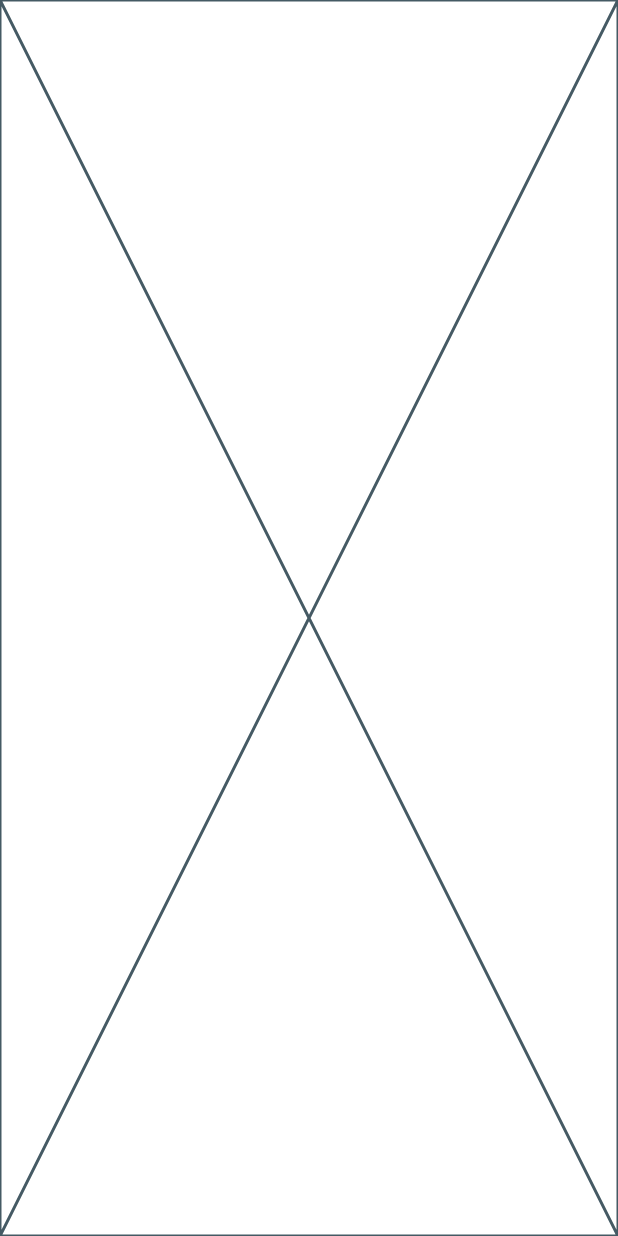
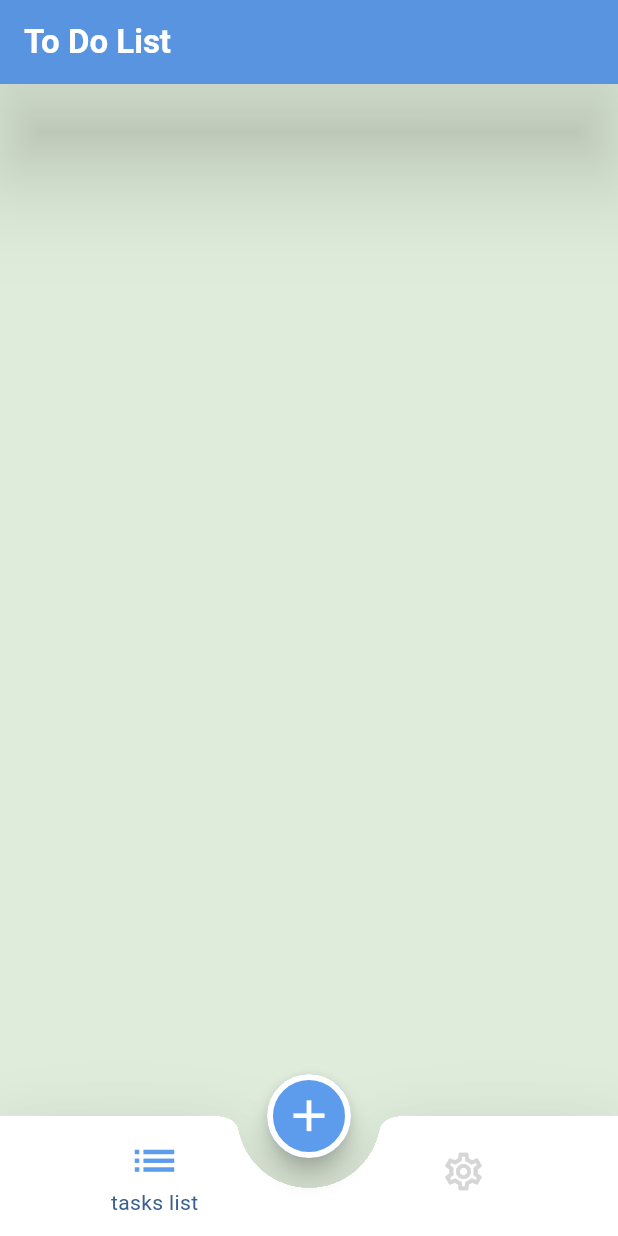
Before and after one commit to omar-diab-3rd/todo_socond, a Flutter app: the screen it shows after launch, on a phone screen of 412 x 824 dp. Run offline on Flutter 3.47's test engine with Material 3 defaults, Android fonts, the phone set to English and light mode, and no system bars.

Commit message:
bottom navigation bar & floating action bar ui done

```diff
--- a/lib/main.dart
+++ b/lib/main.dart
@@ -1,10 +1,12 @@
  import 'package:flutter/material.dart';
+import 'package:todo_socond/common/app_theme.dart';
 import 'package:todo_socond/screens/splash_screen.dart';
 
 void main()
  {
-  runApp( const MaterialApp(
+  runApp(  MaterialApp(
     debugShowCheckedModeBanner: false,
-    home: SplashScreen(),
+    home: const SplashScreen(),
+    theme: AppTheme.lightTheme,
   ));
  }
--- a/lib/screens/home_screen.dart
+++ b/lib/screens/home_screen.dart
@@ -1,10 +1,59 @@
 import 'package:flutter/material.dart';
+import 'package:todo_socond/taps/settings/settings_tap.dart';
+import 'package:todo_socond/taps/tasks/tasks_tap.dart';
 
-class HomeScreen extends StatelessWidget {
+class HomeScreen extends StatefulWidget {
   const HomeScreen({super.key});
 
   @override
+  State<HomeScreen> createState() => _HomeScreenState();
+}
+
+class _HomeScreenState extends State<HomeScreen> {
+  List<Widget> tapsList = [
+     const TasksTap() ,
+     const SettingsTap()];
+     int currentTapIndex = 0 ;
+  @override
   Widget build(BuildContext context) {
-    return const Placeholder();
+    return  Scaffold(
+      appBar: AppBar(
+        title:  Text("To Do List",
+         style: Theme.of(context).textTheme.titleLarge,) ,
+      ),
+      bottomNavigationBar: BottomAppBar(
+        shape:const  CircularNotchedRectangle(),
+        notchMargin: 20,
+        padding: const EdgeInsets.all(0),
+        clipBehavior: Clip.hardEdge,
+        elevation: 30,
+        shadowColor: Colors.black,
+        child: BottomNavigationBar(
+          onTap: (value) {
+            currentTapIndex = value ;
+            setState(() {
+
+            });
+          },
+          currentIndex: currentTapIndex,
+        items:const  [
+          BottomNavigationBarItem(
+            icon: Icon(Icons.list),
+            label: "tasks list") ,
+
+            BottomNavigationBarItem(
+            icon: Icon(Icons.settings_outlined),
+            label: "Settings")
+        ]
+        ),
+        ),
+        floatingActionButton: FloatingActionButton(
+          onPressed: (){},
+          child: const Icon(
+            Icons.add ,
+            size: 35,),
+        ),
+        floatingActionButtonLocation: FloatingActionButtonLocation.centerDocked,
+    );
   }
 }
```
Also changed, not shown: lib/common/app_colors.dart (added, +7 -0 lines), lib/common/app_theme.dart (added, +44 -0 lines), lib/screens/splash_screen.dart (+5 -4 lines), lib/taps/settings/settings_tap.dart (added, +10 -0 lines), lib/taps/tasks/tasks_tap.dart (added, +10 -0 lines).
